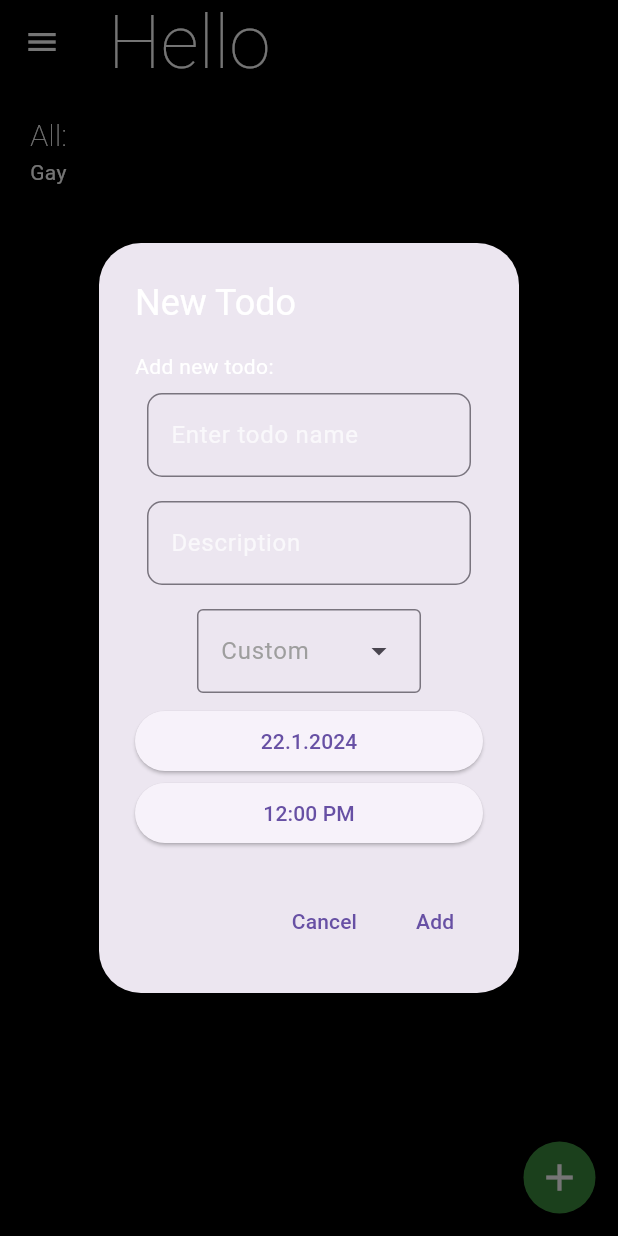
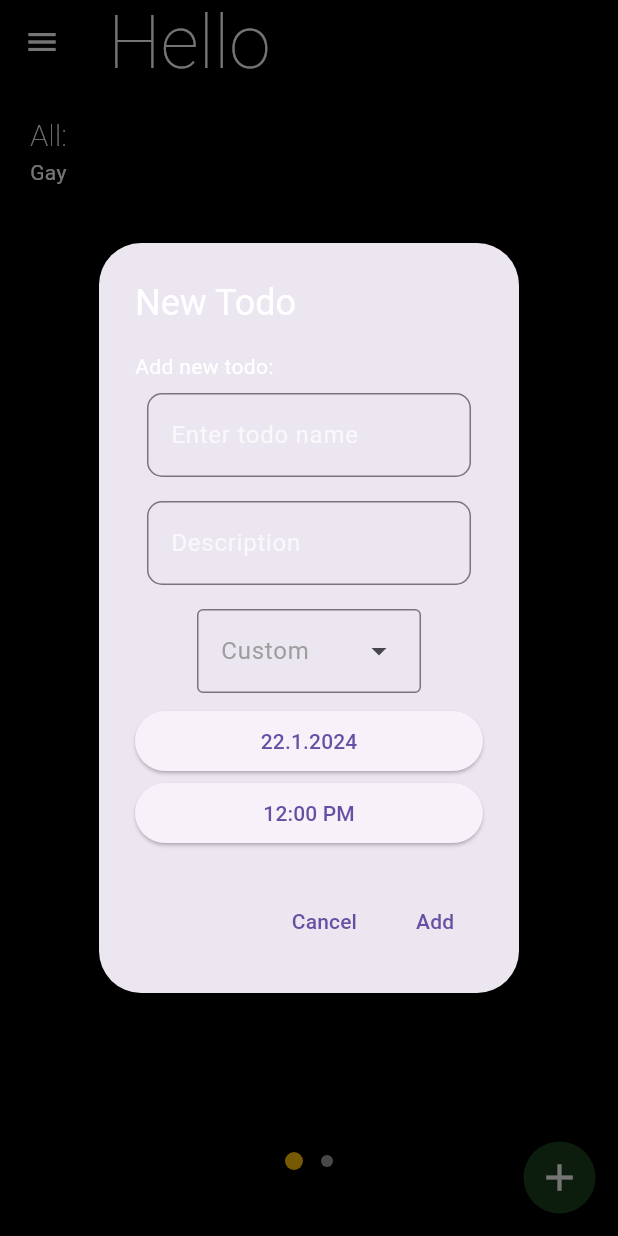
Before and after one commit to JanKubesIsBest/Todo-app, a Flutter app: the HomePage screen opened directly, after a tap on the "add" icon, on a phone screen of 412 x 824 dp. Run offline on Flutter 3.47's test engine with Material 3 defaults, Android fonts, the phone set to English and light mode, and no system bars; our stand-ins replace flutter_local_notifications, permission_handler, shared_preferences, sqflite, timezone; accounts and stored records are empty.

Commit message:
Dot page indicator

```diff
--- a/lib/components/homePage/HomePage.dart
+++ b/lib/components/homePage/HomePage.dart
@@ -36,6 +36,12 @@ class _HomePageState extends State<HomePage> {
   List<Channel> channels = [Channel(0, "Custom", 0, true)];
 
   Channel selectedChannel = Channel(0, "Custom", 0, true);
+
+  // Declare and initizlize the page controller
+  final PageController _pageController = PageController(initialPage: 0);
+
+  // The index of the current page
+  int activePage = 0;
 
   @override
   void initState() {
@@ -137,12 +143,20 @@ class _HomePageState extends State<HomePage> {
             child: Align(
               alignment: Alignment.bottomLeft,
               child: PageView.builder(
+                // Dots
+                controller: _pageController,
+                onPageChanged: (int page) {
+                  setState(() {
+                    activePage = page;
+                  });
+                },
                 // All Page
                 itemCount: notCustomChannelsReturnFunction().length + 1,
                 itemBuilder: (BuildContext context, int index) {
                   if (index == 0) {
                     return TodoList(
-                    channel: Channel(0, "Does not matter what is here", 0, false),
+                      channel:
+                          Channel(0, "Does not matter what is here", 0, false),
                       todos: todos,
                       uiUpdateTodos: uiUpdateTodos,
                       showAll: true,
@@ -157,6 +171,36 @@ class _HomePageState extends State<HomePage> {
                     );
                   }
                 },
+              ),
+            ),
+          ),
+          Positioned(
+            bottom: 0,
+            left: 0,
+            right: 0,
+            height: 100,
+            child: Container(
+              color: Colors.black54,
+              child: Row(
+                mainAxisAlignment: MainAxisAlignment.center,
+                children: List<Widget>.generate(
+                    notCustomChannelsReturnFunction().length + 1,
+                        (index) => Padding(
+                      padding: const EdgeInsets.symmetric(horizontal: 6),
+                      child: InkWell(
+                        onTap: () {
+                          _pageController.animateToPage(index,
+                              duration: const Duration(milliseconds: 300),
+                              curve: Curves.easeIn);
+                        },
+                        child: CircleAvatar(
+                          radius: activePage == index ? 6 : 4,
+                          backgroundColor: activePage == index
+                              ? Colors.amber
+                              : Colors.grey,
+                        ),
+                      ),
+                    )),
               ),
             ),
           ),
@@ -317,10 +361,12 @@ class _HomePageState extends State<HomePage> {
                         child: Text(
                             '${selectedDateForDeadline.day.toString()}.${selectedDateForDeadline.month.toString()}.${selectedDateForDeadline.year.toString()}'),
                       ),
-                      selectedChannel.isCustom ? ElevatedButton(
+                      selectedChannel.isCustom
+                          ? ElevatedButton(
                               onPressed: () => selectTime(context),
                               child: Text(notifyAt.format(context)),
-                      ) : const SizedBox(),
+                            )
+                          : const SizedBox(),
                     ],
                   ),
                 ),
```
Lines whose indentation alone changed are shown as unchanged.
